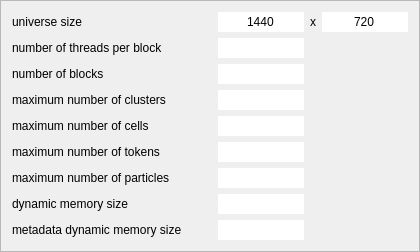
Before: the Qt Designer form source/Gui/ComputationSettingsWidget.ui in chrxh/alien, drawn with Qt 5.
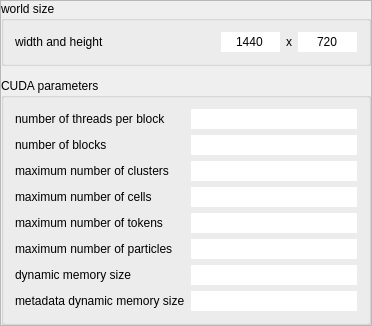
After: the same form once the commit is applied.

Commit message: "Computation settings" dialog restructured and renamed to "General settings"

```diff
--- a/source/Gui/ComputationSettingsWidget.ui
+++ b/source/Gui/ComputationSettingsWidget.ui
@@ -6,8 +6,8 @@
    <rect>
     <x>0</x>
     <y>0</y>
-    <width>420</width>
-    <height>248</height>
+    <width>372</width>
+    <height>314</height>
    </rect>
   </property>
   <property name="windowTitle">
@@ -44,60 +44,41 @@
       <enum>QFrame::Raised</enum>
      </property>
      <layout class="QGridLayout" name="gridLayout_2">
+      <property name="leftMargin">
+       <number>0</number>
+      </property>
+      <property name="topMargin">
+       <number>0</number>
+      </property>
+      <property name="rightMargin">
+       <number>0</number>
+      </property>
+      <property name="bottomMargin">
+       <number>0</number>
+      </property>
+      <property name="spacing">
+       <number>12</number>
+      </property>
+      <item row="1" column="0" colspan="2">
+       <widget class="QGroupBox" name="groupBox_2">
+        <property name="title">
+         <string>CUDA parameters</string>
+        </property>
+        <layout class="QGridLayout" name="gridLayout_4">
       <item row="0" column="0">
-       <widget class="QLabel" name="label_11">
-        <property name="minimumSize">
-         <size>
-          <width>200</width>
-          <height>0</height>
-         </size>
-        </property>
-        <property name="text">
-         <string>universe size</string>
-        </property>
-       </widget>
-      </item>
-      <item row="0" column="1">
-       <widget class="QLineEdit" name="gpuUniverseSizeXEdit">
-        <property name="text">
-         <string>1440</string>
-        </property>
-        <property name="frame">
-         <bool>false</bool>
-        </property>
-        <property name="alignment">
-         <set>Qt::AlignCenter</set>
-        </property>
-       </widget>
-      </item>
-      <item row="0" column="2">
-       <widget class="QLabel" name="label_13">
-        <property name="text">
-         <string>x</string>
-        </property>
-       </widget>
-      </item>
-      <item row="0" column="3">
-       <widget class="QLineEdit" name="gpuUniverseSizeYEdit">
-        <property name="text">
-         <string>720</string>
-        </property>
-        <property name="frame">
-         <bool>false</bool>
-        </property>
-        <property name="alignment">
-         <set>Qt::AlignCenter</set>
-        </property>
-       </widget>
-      </item>
-      <item row="1" column="0">
        <widget class="QLabel" name="label_15">
+           <property name="sizePolicy">
+            <sizepolicy hsizetype="Expanding" vsizetype="Preferred">
+             <horstretch>0</horstretch>
+             <verstretch>0</verstretch>
+            </sizepolicy>
+           </property>
         <property name="text">
          <string>number of threads per block</string>
         </property>
        </widget>
       </item>
-      <item row="1" column="1">
+         <item row="0" column="1">
        <widget class="QLineEdit" name="gpuNumThreadsPerBlockEdit">
         <property name="frame">
          <bool>false</bool>
@@ -107,14 +88,14 @@
         </property>
        </widget>
       </item>
-      <item row="2" column="0">
+         <item row="1" column="0">
        <widget class="QLabel" name="label_14">
         <property name="text">
          <string>number of blocks</string>
         </property>
        </widget>
       </item>
-      <item row="2" column="1">
+         <item row="1" column="1">
        <widget class="QLineEdit" name="gpuNumBlocksEdit">
         <property name="frame">
          <bool>false</bool>
@@ -124,14 +105,14 @@
         </property>
        </widget>
       </item>
-      <item row="3" column="0">
+         <item row="2" column="0">
        <widget class="QLabel" name="label_16">
         <property name="text">
          <string>maximum number of clusters</string>
         </property>
        </widget>
       </item>
-      <item row="3" column="1">
+         <item row="2" column="1">
        <widget class="QLineEdit" name="gpuMaxClustersEdit">
         <property name="frame">
          <bool>false</bool>
@@ -141,14 +122,14 @@
         </property>
        </widget>
       </item>
-      <item row="4" column="0">
+         <item row="3" column="0">
        <widget class="QLabel" name="label_17">
         <property name="text">
          <string>maximum number of cells</string>
         </property>
        </widget>
       </item>
-      <item row="4" column="1">
+         <item row="3" column="1">
        <widget class="QLineEdit" name="gpuMaxCellsEdit">
         <property name="frame">
          <bool>false</bool>
@@ -158,14 +139,14 @@
         </property>
        </widget>
       </item>
-      <item row="5" column="0">
+         <item row="4" column="0">
        <widget class="QLabel" name="label_18">
         <property name="text">
          <string>maximum number of tokens</string>
         </property>
        </widget>
       </item>
-      <item row="5" column="1">
+         <item row="4" column="1">
        <widget class="QLineEdit" name="gpuMaxTokensEdit">
         <property name="frame">
          <bool>false</bool>
@@ -175,14 +156,14 @@
         </property>
        </widget>
       </item>
-      <item row="6" column="0">
+         <item row="5" column="0">
        <widget class="QLabel" name="label_19">
         <property name="text">
          <string>maximum number of particles</string>
         </property>
        </widget>
       </item>
-      <item row="6" column="1">
+         <item row="5" column="1">
        <widget class="QLineEdit" name="gpuMaxParticlesEdit">
         <property name="frame">
          <bool>false</bool>
@@ -192,14 +173,14 @@
         </property>
        </widget>
       </item>
-      <item row="7" column="0">
+         <item row="6" column="0">
        <widget class="QLabel" name="label_20">
         <property name="text">
          <string>dynamic memory size</string>
         </property>
        </widget>
       </item>
-      <item row="7" column="1">
+         <item row="6" column="1">
        <widget class="QLineEdit" name="gpuDynamicMemorySizeEdit">
         <property name="frame">
          <bool>false</bool>
@@ -209,14 +190,14 @@
         </property>
        </widget>
       </item>
-      <item row="8" column="0">
+         <item row="7" column="0">
        <widget class="QLabel" name="label_21">
         <property name="text">
          <string>metadata dynamic memory size</string>
         </property>
        </widget>
       </item>
-      <item row="8" column="1">
+         <item row="7" column="1">
        <widget class="QLineEdit" name="gpuMetadataDynamicMemorySizeEdit">
         <property name="frame">
          <bool>false</bool>
@@ -224,6 +205,88 @@
         <property name="alignment">
          <set>Qt::AlignCenter</set>
         </property>
+          </widget>
+         </item>
+        </layout>
+       </widget>
+      </item>
+      <item row="0" column="0" colspan="2">
+       <widget class="QGroupBox" name="groupBox">
+        <property name="minimumSize">
+         <size>
+          <width>0</width>
+          <height>0</height>
+         </size>
+        </property>
+        <property name="title">
+         <string>world size</string>
+        </property>
+        <layout class="QGridLayout" name="gridLayout_3">
+         <item row="0" column="0">
+          <widget class="QLabel" name="label_11">
+           <property name="sizePolicy">
+            <sizepolicy hsizetype="Expanding" vsizetype="Preferred">
+             <horstretch>0</horstretch>
+             <verstretch>0</verstretch>
+            </sizepolicy>
+           </property>
+           <property name="minimumSize">
+            <size>
+             <width>200</width>
+             <height>0</height>
+            </size>
+           </property>
+           <property name="text">
+            <string>width and height</string>
+           </property>
+          </widget>
+         </item>
+         <item row="0" column="1">
+          <widget class="QLineEdit" name="gpuUniverseSizeXEdit">
+           <property name="sizePolicy">
+            <sizepolicy hsizetype="Expanding" vsizetype="Fixed">
+             <horstretch>0</horstretch>
+             <verstretch>0</verstretch>
+            </sizepolicy>
+           </property>
+           <property name="text">
+            <string>1440</string>
+           </property>
+           <property name="frame">
+            <bool>false</bool>
+           </property>
+           <property name="alignment">
+            <set>Qt::AlignCenter</set>
+           </property>
+          </widget>
+         </item>
+         <item row="0" column="2">
+          <widget class="QLabel" name="label_13">
+           <property name="text">
+            <string>x</string>
+           </property>
+          </widget>
+         </item>
+         <item row="0" column="3">
+          <widget class="QLineEdit" name="gpuUniverseSizeYEdit">
+           <property name="sizePolicy">
+            <sizepolicy hsizetype="Expanding" vsizetype="Fixed">
+             <horstretch>0</horstretch>
+             <verstretch>0</verstretch>
+            </sizepolicy>
+           </property>
+           <property name="text">
+            <string>720</string>
+           </property>
+           <property name="frame">
+            <bool>false</bool>
+           </property>
+           <property name="alignment">
+            <set>Qt::AlignCenter</set>
+           </property>
+          </widget>
+         </item>
+        </layout>
        </widget>
       </item>
      </layout>
```
Lines whose indentation alone changed are shown as unchanged. The commit also changes 6 other files.
